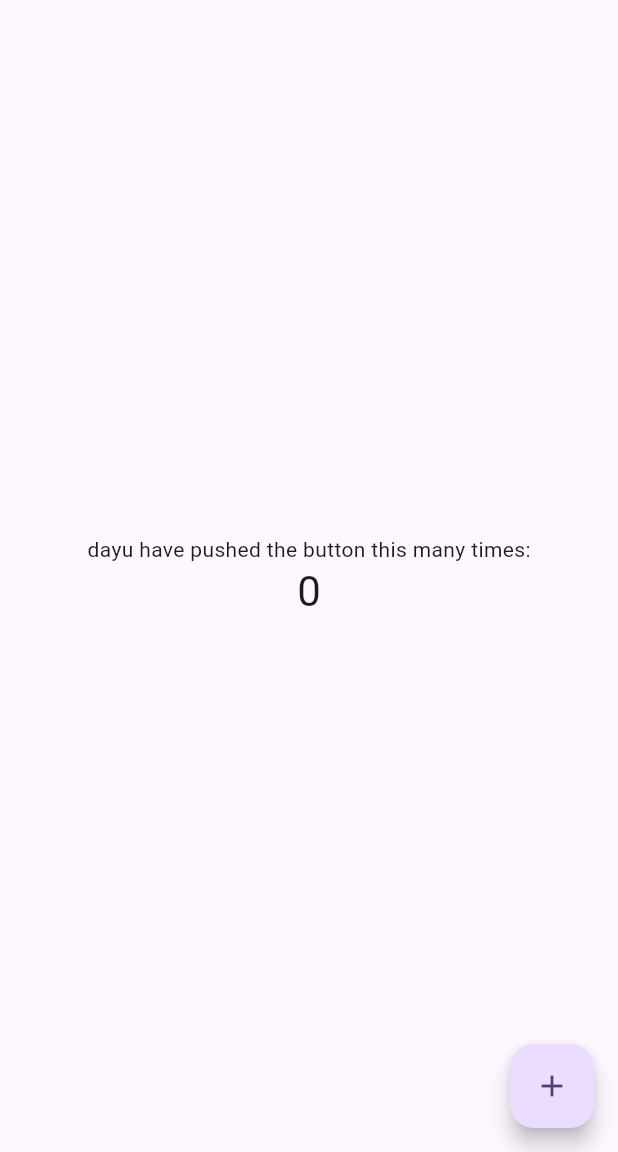
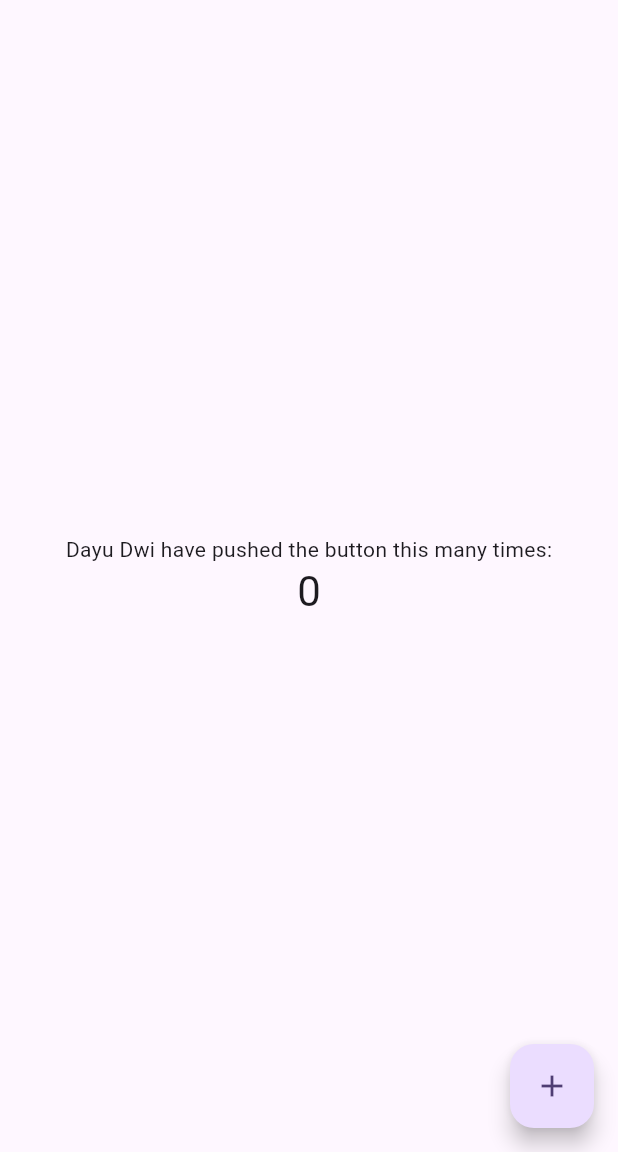
Before and after one commit to Dayudwi134/dev, a Flutter app: the screen it shows after launch, on a phone screen of 412 x 824 dp, the part 84-1236 px from its top. Run offline on Flutter 3.47's test engine with Material 3 defaults, Android fonts, the phone set to English and light mode, and no system bars.

Commit message:
ganti nama

```diff
--- a/biodata/lib/main.dart
+++ b/biodata/lib/main.dart
@@ -106,7 +106,7 @@ class _MyHomePageState extends State<MyHomePage> {
           mainAxisAlignment: MainAxisAlignment.center,
           children: <Widget>[
             const Text(
-              'dayu have pushed the button this many times:',
+              'Dayu Dwi have pushed the button this many times:',
             ),
             Text(
               '$_counter',
```
